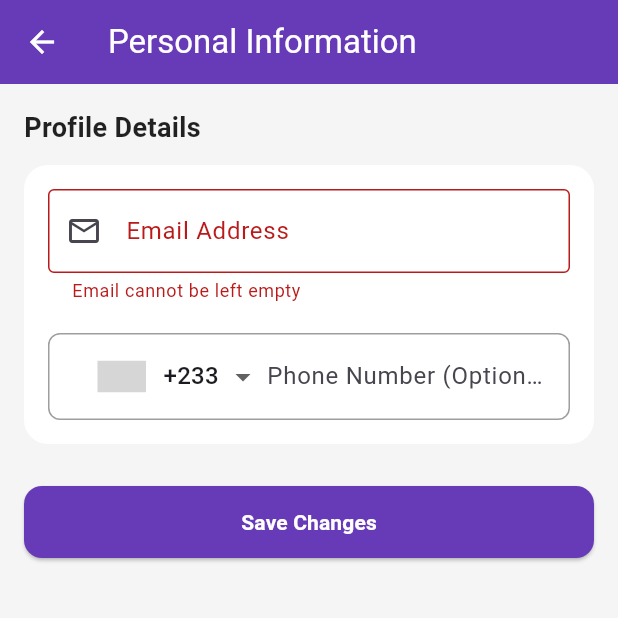
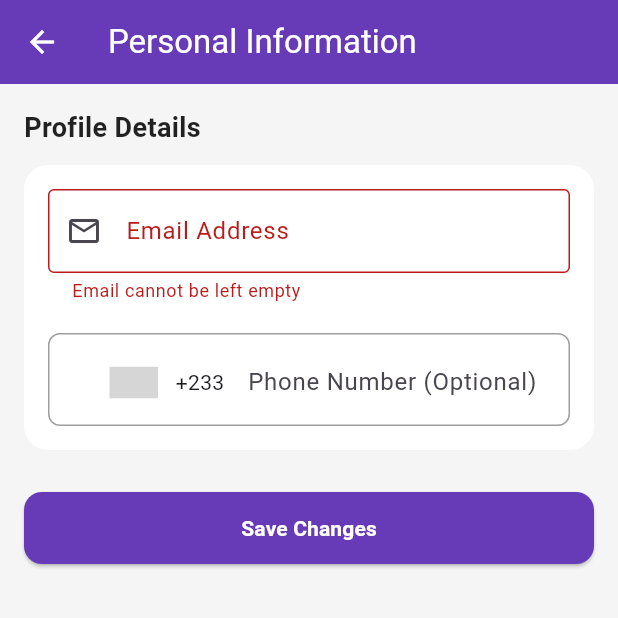
Before and after one commit to IsaacCodes01/power-tracker-gh, a Flutter app: the PersonalInformationScreen screen opened directly, after a tap on "Save Changes", on a phone screen of 412 x 824 dp, the top half of it. Run offline on Flutter 3.47's test engine with Material 3 defaults, Android fonts, the phone set to English and light mode, and no system bars; drawn by our look-alikes of intl_phone_number_input; our stand-ins replace cloud_firestore, connectivity_plus, firebase_auth, firebase_core, flutter_map, geolocator and 3 more; accounts and stored records are empty; grey boxes are pictures that could not be loaded.

Commit message:
Simplify phone number parsing for Ghana and lazy-load the phone picker

```diff
--- a/lib/screens/settings/personal_information_screen.dart
+++ b/lib/screens/settings/personal_information_screen.dart
@@ -24,12 +24,13 @@ class _PersonalInformationScreenState extends State<PersonalInformationScreen> {
   final _firestoreService = FirestoreService();
 
   bool _isSaving = false;
-  bool _isLoadingData = true; // Tracks initial database profile load cleanly
+  bool _isLoadingData = true;
+  bool _showPhonePicker = false; // FIX: lazy load picker
 
   @override
   void initState() {
     super.initState();
-    _loadUserProfileData(); // Loads the profile packet once right on boot up
+    _loadUserProfileData();
   }
 
   @override
@@ -39,7 +40,6 @@ class _PersonalInformationScreenState extends State<PersonalInformationScreen> {
     super.dispose();
   }
 
-  // FIXED: Asynchronously handles database pulling and country parsing upfront
   Future<void> _loadUserProfileData() async {
     try {
       final currentUid = _authService.currentUser?.uid ?? '';
@@ -49,39 +49,48 @@ class _PersonalInformationScreenState extends State<PersonalInformationScreen> {
         _emailController.text = appUser.email;
 
         if (appUser.phoneNumber.isNotEmpty) {
-          // Wait for the international number tool to unpack the country prefix
-          final parsedNumber = await PhoneNumber.getRegionInfoFromPhoneNumber(
-            appUser.phoneNumber,
+          // FAST GHANA-ONLY PARSE: no world lookup
+          String phone = appUser.phoneNumber;
+          // remove +233 if present
+          if (phone.startsWith('+233')) {
+            phone = phone.replaceFirst('+233', '');
+          } else if (phone.startsWith('233')) {
+            phone = phone.replaceFirst('233', '');
+          }
+          // ensure it starts with 0
+          if (!phone.startsWith('0')) {
+            phone = '0$phone';
+          }
+
+          setState(() {
+            number = PhoneNumber(
+              isoCode: 'GH',
+              dialCode: '+233',
+              phoneNumber: '+233${phone.substring(1)}',
             );
-          if (mounted) {
-            setState(() {
-              number = parsedNumber;
-              _phoneController.text = appUser.phoneNumber.replaceFirst(
-                parsedNumber.dialCode ?? '',
-                '',
-              );
+            _phoneController.text = phone;
           });
         }
       }
-      }
     } catch (e) {
-      debugPrint("Error initializing personal info data tracks: $e");
+      debugPrint("Error initializing personal info: $e");
     } finally {
       if (mounted) {
-        setState(
-          () => _isLoadingData = false,
-        ); // Turns off loading spinner safely
+        setState(() => _isLoadingData = false);
+        // Load picker AFTER data + after frame = instant screen
+        WidgetsBinding.instance.addPostFrameCallback((_) {
+          Future.delayed(const Duration(milliseconds: 100), () {
+            if (mounted) setState(() => _showPhonePicker = true);
+          });
+        });
       }
     }
   }
 
   Future<void> _handleSave(String uid) async {
     if (!_formKey.currentState!.validate()) return;
-
     setState(() => _isSaving = true);
-
     final navigator = Navigator.of(context);
-
     try {
       final newEmail = _emailController.text.trim();
       final newPhone = number.phoneNumber?.trim() ?? '';
@@ -91,16 +100,13 @@ class _PersonalInformationScreenState extends State<PersonalInformationScreen> {
         setState(() => _isSaving = false);
         return;
       }
-
       if (newEmail != _authService.currentUser?.email) {
         await _authService.updateEmail(newEmail);
       }
-
       await _firestoreService.updateUserProfile(uid, {
         'email': newEmail,
         'phoneNumber': newPhone,
       });
-
       if (mounted) {
         AppSnackbar.show(
           context,
@@ -118,16 +124,13 @@ class _PersonalInformationScreenState extends State<PersonalInformationScreen> {
         );
       }
     } finally {
-      if (mounted) {
-        setState(() => _isSaving = false);
-      }
+      if (mounted) setState(() => _isSaving = false);
     }
   }
 
   @override
   Widget build(BuildContext context) {
     final currentUid = _authService.currentUser?.uid ?? '';
-
     return Scaffold(
       backgroundColor: Colors.grey[100],
       appBar: AppBar(
@@ -136,7 +139,6 @@ class _PersonalInformationScreenState extends State<PersonalInformationScreen> {
         elevation: 0,
         foregroundColor: Colors.white,
       ),
-      // FIXED: Swapped out FutureBuilder for a clean, deterministic local state check
       body: _isLoadingData
           ? const Center(child: CircularProgressIndicator())
           : SingleChildScrollView(
@@ -155,7 +157,6 @@ class _PersonalInformationScreenState extends State<PersonalInformationScreen> {
                       ),
                     ),
                     const SizedBox(height: 12),
-
                     Container(
                       padding: const EdgeInsets.all(16),
                       decoration: BoxDecoration(
@@ -172,29 +173,31 @@ class _PersonalInformationScreenState extends State<PersonalInformationScreen> {
                               prefixIcon: Icon(Icons.email_outlined),
                               border: OutlineInputBorder(),
                             ),
-                            validator: (value) {
-                              if (value == null || value.trim().isEmpty) {
-                                return 'Email cannot be left empty';
-                              }
-                              return null;
-                            },
+                            validator: (value) =>
+                                (value == null || value.trim().isEmpty)
+                                ? 'Email cannot be left empty'
+                                : null,
                           ),
                           const SizedBox(height: 20),
-
                           Container(
                             padding: const EdgeInsets.symmetric(horizontal: 16),
                             decoration: BoxDecoration(
                               border: Border.all(color: Colors.grey),
                               borderRadius: BorderRadius.circular(8),
                             ),
-                            child: InternationalPhoneNumberInput(
+                            height: 62,
+                            child: _showPhonePicker
+                                ? InternationalPhoneNumberInput(
+                                    countries: const ['GH'],
+                                    // GHANA ONLY - super fast
                                     onInputChanged: (PhoneNumber value) {
                                       number = value;
                                     },
                                     textFieldController: _phoneController,
                                     initialValue: number,
                                     selectorConfig: const SelectorConfig(
-                                selectorType: PhoneInputSelectorType.DROPDOWN,
+                                      selectorType:
+                                          PhoneInputSelectorType.DROPDOWN,
                                       setSelectorButtonAsPrefixIcon: true,
                                       leadingPadding: 16.0,
                                     ),
@@ -205,13 +208,25 @@ class _PersonalInformationScreenState extends State<PersonalInformationScreen> {
                                       labelText: 'Phone Number (Optional)',
                                       border: InputBorder.none,
                                     ),
+                                  )
+                                : const Row(
+                                    children: [
+                                      SizedBox(
+                                        width: 16,
+                                        height: 16,
+                                        child: CircularProgressIndicator(
+                                          strokeWidth: 2,
+                                        ),
+                                      ),
+                                      SizedBox(width: 12),
+                                      Text('Loading phone field...'),
+                                    ],
                                   ),
                           ),
                         ],
                       ),
                     ),
                     const SizedBox(height: 28),
-
                     SizedBox(
                       width: double.infinity,
                       child: ElevatedButton(
```
Lines whose indentation alone changed are shown as unchanged.
